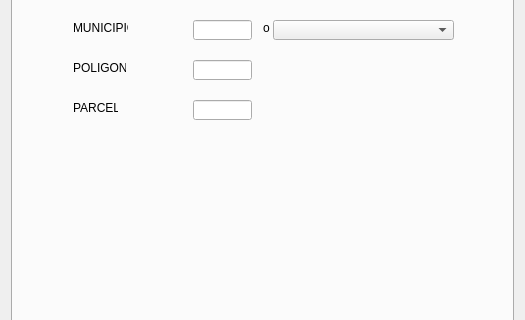
Old version of the form informes/informes_dialog_base.ui in the repository diezrabanos/qgis_plugins; both pictures show x 0 to 525 and y 201 to 521 of the 525 by 643 pixel window.
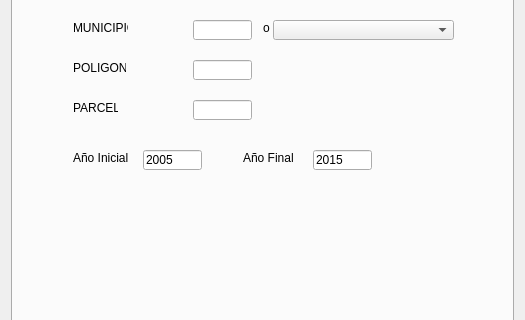
New version of the form.

Commit message: serie de ortos funciona

The edit to the form file:
```diff
--- a/informes/informes_dialog_base.ui
+++ b/informes/informes_dialog_base.ui
@@ -518,6 +518,58 @@
         <string>POLIGONO</string>
        </property>
       </widget>
+      <widget class="QLineEdit" name="text_ano1">
+       <property name="geometry">
+        <rect>
+         <x>130</x>
+         <y>290</y>
+         <width>59</width>
+         <height>20</height>
+        </rect>
+       </property>
+       <property name="text">
+        <string>2005</string>
+       </property>
+      </widget>
+      <widget class="QLineEdit" name="text_ano2">
+       <property name="geometry">
+        <rect>
+         <x>300</x>
+         <y>290</y>
+         <width>59</width>
+         <height>20</height>
+        </rect>
+       </property>
+       <property name="text">
+        <string>2015</string>
+       </property>
+      </widget>
+      <widget class="QLabel" name="label_29">
+       <property name="geometry">
+        <rect>
+         <x>60</x>
+         <y>290</y>
+         <width>61</width>
+         <height>16</height>
+        </rect>
+       </property>
+       <property name="text">
+        <string>Año Inicial</string>
+       </property>
+      </widget>
+      <widget class="QLabel" name="label_30">
+       <property name="geometry">
+        <rect>
+         <x>230</x>
+         <y>290</y>
+         <width>61</width>
+         <height>16</height>
+        </rect>
+       </property>
+       <property name="text">
+        <string>Año Final</string>
+       </property>
+      </widget>
      </widget>
     </widget>
    </item>
```
Left out of the diff: 2 changed lines with no effect on the pictures. The commit also changes 2 other files.
